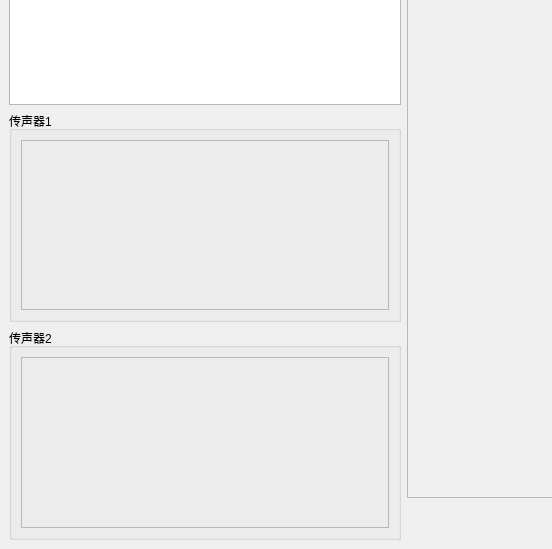
First picture: the form in resources/ui/window.ui, repository szdongyuan/TwoMicImpedanceTube, before the edit; both pictures show x 0 to 552 and y 251 to 800 of the 1200 by 800 pixel window.
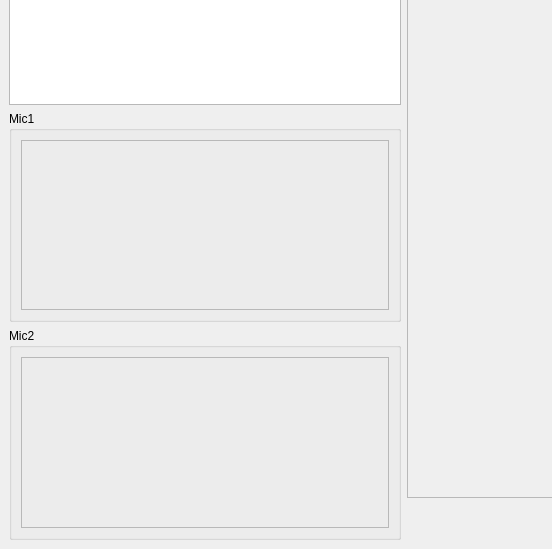
Second picture: the form after the edit.

Diff of the .ui file:
```diff
--- a/resources/ui/window.ui
+++ b/resources/ui/window.ui
@@ -67,7 +67,7 @@
       <item>
        <widget class="QGroupBox" name="groupBox">
         <property name="title">
-         <string>传声器1</string>
+         <string>Mic1</string>
         </property>
         <layout class="QHBoxLayout" name="horizontalLayout_3">
          <item>
@@ -86,7 +86,7 @@
       <item>
        <widget class="QGroupBox" name="groupBox_2">
         <property name="title">
-         <string>传声器2</string>
+         <string>Mic2</string>
         </property>
         <layout class="QHBoxLayout" name="horizontalLayout_4">
          <item>
```
Left out of the diff: 8 changed lines with no effect on the pictures.
